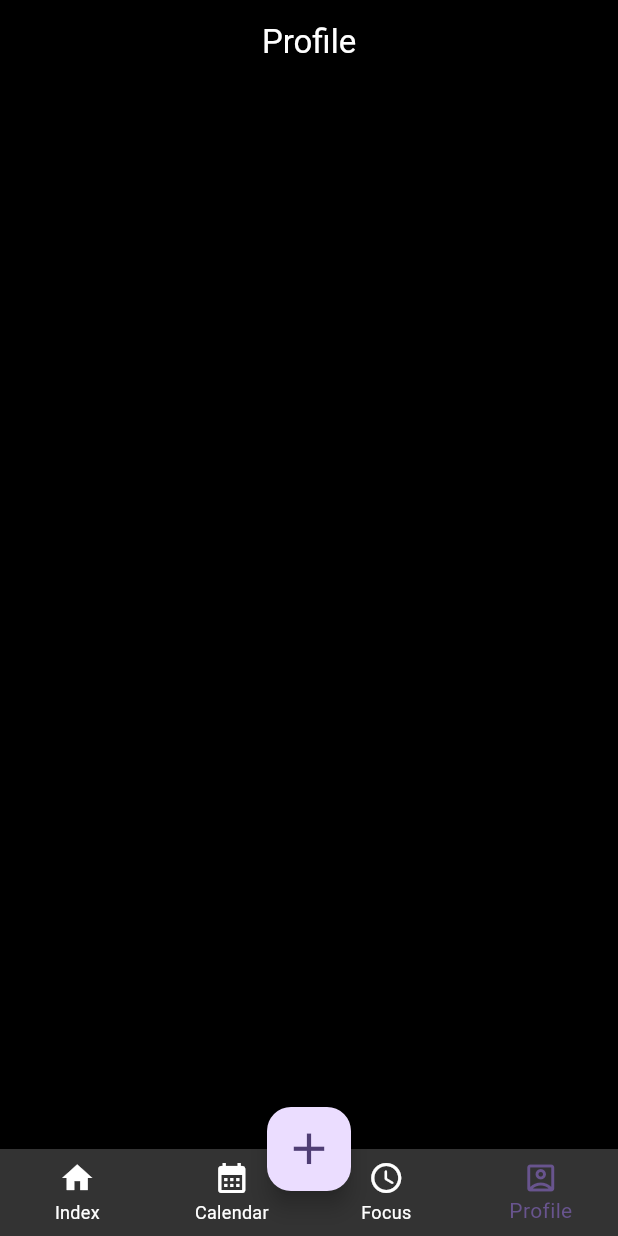
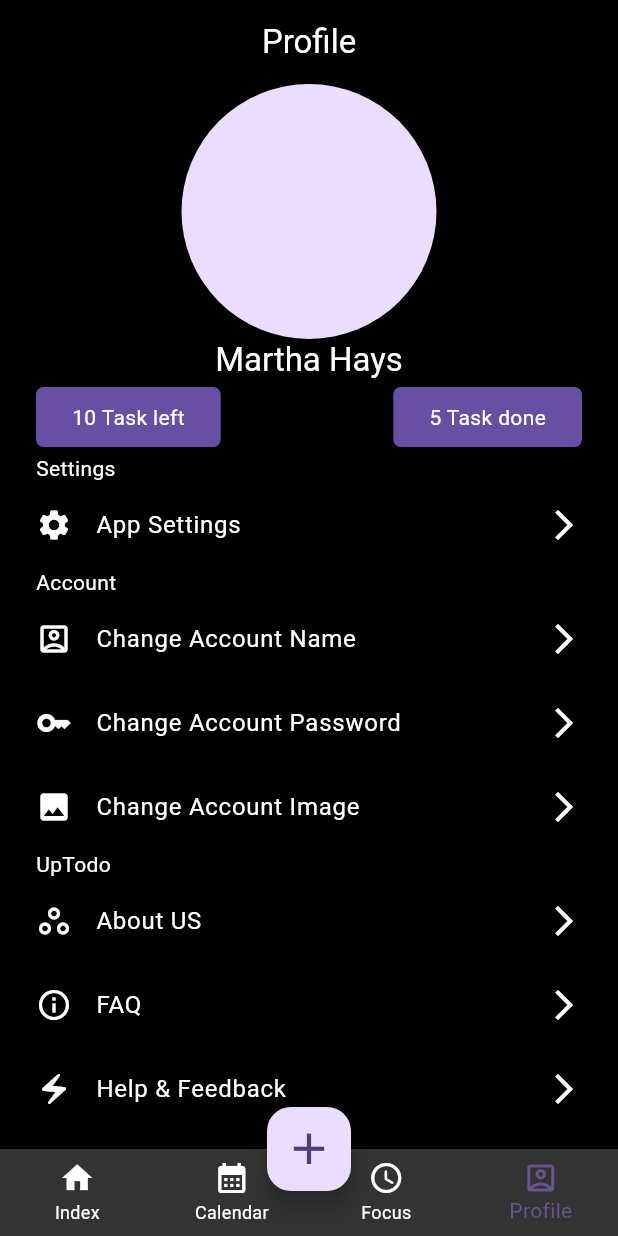
Before and after one commit to CristeaIon/app_todo, a Flutter app: the ProfileScreen screen opened by its route, on a phone screen of 412 x 824 dp. Run offline on Flutter 3.47's test engine with Material 3 defaults, Android fonts, the phone set to English and light mode, and no system bars; our stand-ins replace auto_route, flutter_svg.

Commit message:
created profile screen

```diff
--- a/lib/core/app_todo_theme.dart
+++ b/lib/core/app_todo_theme.dart
@@ -33,6 +33,11 @@ class AppTodoTheme {
           ),
         ),
       ),
+      listTileTheme: const ListTileThemeData(
+        textColor: Colors.white,
+        iconColor: Colors.white,
+        contentPadding: EdgeInsets.zero,
+      ),
       bottomNavigationBarTheme: BottomNavigationBarThemeData(
         backgroundColor: Colors.white.withOpacity(.2),
         unselectedItemColor: Colors.white,
--- a/lib/features/profile/profile.dart
+++ b/lib/features/profile/profile.dart
@@ -18,6 +18,116 @@ class ProfileScreen extends StatelessWidget {
           style: Theme.of(context).textTheme.titleLarge,
         ),
       ),
+      body: Padding(
+        padding: const EdgeInsets.symmetric(horizontal: 24),
+        child: CustomScrollView(
+          slivers: [
+            const SliverToBoxAdapter(
+              child: CircleAvatar(radius: 85),
+            ),
+            SliverToBoxAdapter(
+              child: Align(
+                child: Text(
+                  'Martha Hays',
+                  style: Theme.of(context).textTheme.titleLarge,
+                ),
+              ),
+            ),
+            SliverToBoxAdapter(
+              child: Row(
+                mainAxisAlignment: MainAxisAlignment.spaceBetween,
+                children: [
+                  ElevatedButton(
+                    onPressed: () {},
+                    child: Text(
+                      L.of(context).taskLeft(10),
+                      style: Theme.of(context).textTheme.bodyMedium,
+                    ),
+                  ),
+                  ElevatedButton(
+                    onPressed: () {},
+                    child: Text(
+                      L.of(context).taskDone(5),
+                      style: Theme.of(context).textTheme.bodyMedium,
+                    ),
+                  ),
+                ],
+              ),
+            ),
+            SliverToBoxAdapter(
+              child: Text(L.of(context).settings),
+            ),
+            SliverToBoxAdapter(
+              child: ListTile(
+                leading: const Icon(Icons.settings),
+                title: Text(L.of(context).appSettings),
+                trailing: const Icon(Icons.arrow_forward_ios),
+              ),
+            ),
+            SliverToBoxAdapter(
+              child: Text(L.of(context).account),
+            ),
+            SliverToBoxAdapter(
+              child: ListTile(
+                leading: const Icon(Icons.account_box_outlined),
+                title: Text(L.of(context).changeAccountName),
+                trailing: const Icon(Icons.arrow_forward_ios),
+              ),
+            ),
+            SliverToBoxAdapter(
+              child: ListTile(
+                leading: const Icon(Icons.key),
+                title: Text(L.of(context).changeAccountPass),
+                trailing: const Icon(Icons.arrow_forward_ios),
+              ),
+            ),
+            SliverToBoxAdapter(
+              child: ListTile(
+                leading: const Icon(Icons.photo),
+                title: Text(L.of(context).changeAccountImg),
+                trailing: const Icon(Icons.arrow_forward_ios),
+              ),
+            ),
+            SliverToBoxAdapter(
+              child: Text(L.of(context).title),
+            ),
+            SliverToBoxAdapter(
+              child: ListTile(
+                leading: const Icon(Icons.workspaces_outline),
+                title: Text(L.of(context).about),
+                trailing: const Icon(Icons.arrow_forward_ios),
+              ),
+            ),
+            SliverToBoxAdapter(
+              child: ListTile(
+                leading: const Icon(Icons.info_outline),
+                title: Text(L.of(context).faq),
+                trailing: const Icon(Icons.arrow_forward_ios),
+              ),
+            ),
+            SliverToBoxAdapter(
+              child: ListTile(
+                leading: const Icon(Icons.electric_bolt),
+                title: Text(L.of(context).helpFeedback),
+                trailing: const Icon(Icons.arrow_forward_ios),
+              ),
+            ),
+            SliverToBoxAdapter(
+              child: ListTile(
+                leading: const Icon(Icons.thumb_up_alt_outlined),
+                title: Text(L.of(context).support),
+                trailing: const Icon(Icons.arrow_forward_ios),
+              ),
+            ),
+            SliverToBoxAdapter(
+              child: ListTile(
+                leading: const Icon(Icons.logout_outlined),
+                title: Text(L.of(context).logout),
+              ),
+            ),
+          ],
+        ),
+      ),
     );
   }
 }
```
Also changed, not shown: lib/core/l10n/arb/intl_en.arb (+86 -0 lines), lib/core/l10n/generated/intl/messages_en.dart, lib/core/l10n/generated/l10n.dart.
